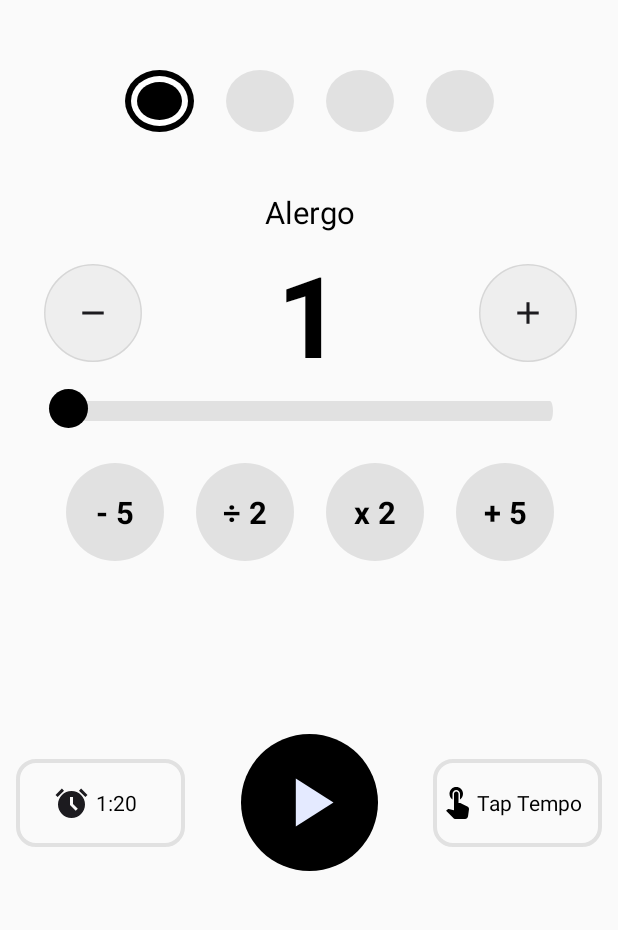
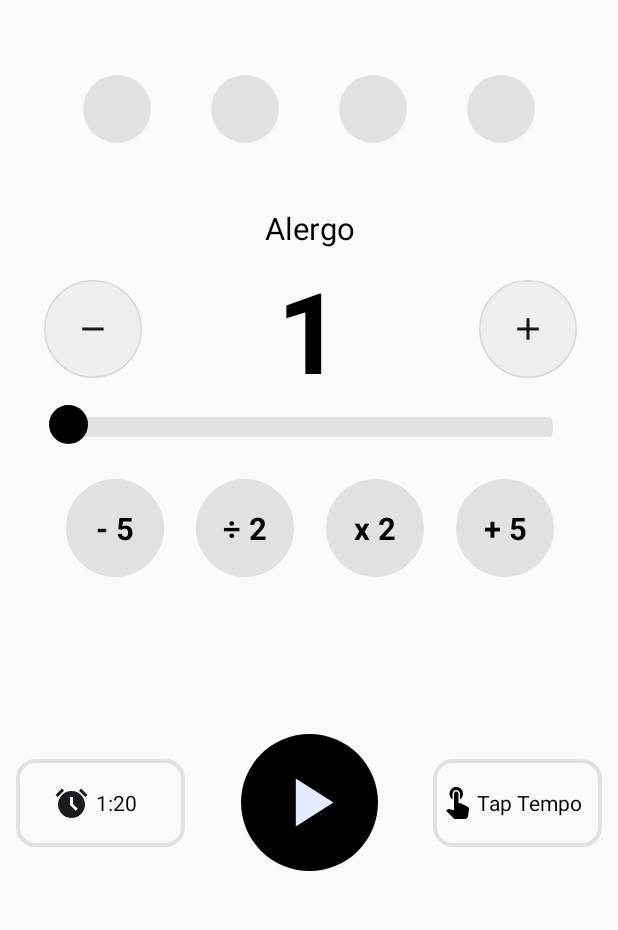
Before and after one commit to zohaib1313/beatMate, an Android app: the HomeFragment screen opened through its navigation route, on a phone screen of 412 x 824 dp, the part 73-1003 px from its top. Run offline under Robolectric (Android 15) with nearby library versions, the phone set to English and light mode, and no system bars; our stand-ins replace data binding, navigation-ui, sdp/ssp sizes; Roboto replaces fonts that are not available here; 3 statements that could not run were skipped.

Commit message:
setting up beats

```diff
--- a/app/src/main/java/com/bigbird/metronomeapp/services/MetronomeService.kt
+++ b/app/src/main/java/com/bigbird/metronomeapp/services/MetronomeService.kt
@@ -166,7 +166,7 @@ class MetronomeService : Service() {
         }
     }
 
-    private fun pause() {
+     fun pause() {
         if (isPlaying) {
             tickJob?.cancel()
             stopForeground(true)
--- /dev/null
+++ b/app/src/main/java/com/bigbird/metronomeapp/views/BeatsView.kt
@@ -0,0 +1,103 @@
+package com.bigbird.metronomeapp.views
+
+import android.content.Context
+import android.graphics.drawable.Drawable
+import android.util.AttributeSet
+import android.util.Log
+import android.view.Gravity
+import android.widget.ImageView
+import android.widget.LinearLayout
+import androidx.core.content.ContextCompat
+import com.bigbird.metronomeapp.R
+
+const val MAX_BEAT = 4
+
+/**
+ * Displays the beats and active beat dynamically
+ */
+class BeatsView @JvmOverloads constructor(
+    context: Context, attrs: AttributeSet? = null, defStyleAttr: Int = 0
+) : LinearLayout(context, attrs, defStyleAttr) {
+
+    private var beatsPerMeasure = 4
+        set(beats) {
+            field = beats
+            resetBeats(true)
+        }
+    private var isEmphasis = true
+        set(isEmphasis) {
+            field = isEmphasis
+            resetBeats(false)
+        }
+    private var highlightedBeat = -1
+    private val firstEmptyCircle =
+        ContextCompat.getDrawable(context, R.drawable.rounded_holo)
+    private val firstFullCircle =
+        ContextCompat.getDrawable(context, R.drawable.rounded_button_selected)
+    private val firstEmptyCircleNoEmphasis =
+        ContextCompat.getDrawable(context, R.drawable.rounded_holo)
+    private val firstFullCircleNoEmphasis =
+        ContextCompat.getDrawable(context, R.drawable.rounded_holo)
+    private val offCircle =
+        ContextCompat.getDrawable(context, R.drawable.rounded_holo)
+    private val emptyCircle = ContextCompat.getDrawable(context, R.drawable.rounded_holo)
+    private val fullCircle = ContextCompat.getDrawable(context, R.drawable.rounded_button_selected)
+    private val marginParams = LayoutParams(LayoutParams.WRAP_CONTENT, LayoutParams.WRAP_CONTENT)
+
+    init {
+        orientation = HORIZONTAL
+        gravity = Gravity.CENTER
+        marginParams.setMargins(30, 5, 30, 5)
+        createBeats()
+    }
+
+    private fun createBeats() {
+        for (i in 0 until MAX_BEAT) {
+            val imageView = ImageView(context)
+            val drawable = getCircleDrawable(i, false)
+            imageView.setImageDrawable(drawable)
+            imageView.layoutParams = marginParams
+            addView(imageView)
+        }
+    }
+
+    fun nextBeat() {
+        if (highlightedBeat != -1) {
+            val prevBeat = getChildAt(highlightedBeat) as ImageView
+            val pervBeatIndex = highlightedBeat
+            if (highlightedBeat == beatsPerMeasure - 1)
+                highlightedBeat = 0
+            else
+                highlightedBeat++
+            val currentBeat = getChildAt(highlightedBeat) as ImageView
+            prevBeat.setImageDrawable(getCircleDrawable(pervBeatIndex, false))
+            currentBeat.setImageDrawable(getCircleDrawable(highlightedBeat, true))
+        } else {
+            highlightedBeat++
+            val currentBeat = getChildAt(highlightedBeat) as ImageView
+            currentBeat.setImageDrawable(getCircleDrawable(highlightedBeat, true))
+        }
+    }
+
+    private fun getCircleDrawable(beatIndex: Int, isFull: Boolean): Drawable? {
+        Log.d("BEATS", "i: $beatIndex, full: $isFull")
+        return when (beatIndex) {
+            0 -> when (isEmphasis) {
+                true -> if (isFull) firstFullCircle else firstEmptyCircle
+                false -> if (isFull) firstFullCircleNoEmphasis else firstEmptyCircleNoEmphasis
+            }
+            in 1 until beatsPerMeasure -> if (isFull) fullCircle else emptyCircle
+            else -> offCircle
+        }
+    }
+
+    /**
+     * Resets the beats view
+     * @param resetHighlightedBeat - indicates if the highlighted beat should be reset to zero
+     */
+    fun resetBeats(resetHighlightedBeat: Boolean) {
+        if (resetHighlightedBeat) highlightedBeat = -1
+        removeAllViews()
+        createBeats()
+    }
+}
--- a/app/src/main/res/layout/fragment_home.xml
+++ b/app/src/main/res/layout/fragment_home.xml
@@ -71,7 +71,15 @@
                 app:layout_constraintStart_toStartOf="parent"
                 app:layout_constraintTop_toBottomOf="@+id/linearLayout2">
 
-                <ImageView
+                <view
+                    android:id="@+id/beatsView"
+                    class="com.bigbird.metronomeapp.views.BeatsView"
+                    android:layout_width="wrap_content"
+                    android:layout_height="wrap_content"
+
+                  />
+
+          <!--      <ImageView
                     android:id="@+id/radioBtn1"
 
                     android:layout_width="0dp"
@@ -88,7 +96,6 @@
                     android:layout_weight="1"
                     android:background="@drawable/rounded_holo" />
 
-
                 <ImageView
                     android:id="@+id/radioBtn3"
                     android:layout_width="0dp"
@@ -97,7 +104,6 @@
                     android:layout_weight="1"
                     android:background="@drawable/rounded_holo" />
 
-
                 <ImageView
                     android:id="@+id/radioBtn4"
 
@@ -105,7 +111,7 @@
                     android:layout_height="@dimen/_32sdp"
                     android:layout_marginHorizontal="@dimen/_8sdp"
                     android:layout_weight="1"
-                    android:background="@drawable/rounded_holo" />
+                    android:background="@drawable/rounded_holo" />-->
 
 
             </LinearLayout>
@@ -165,7 +171,7 @@
                 app:layout_constraintGuide_percent="0.7" />
 
             <TextView
-                android:id="@+id/textView4"
+                android:id="@+id/tvTempoValue"
                 style="@style/bold_text_style"
                 android:layout_width="wrap_content"
                 android:layout_height="wrap_content"
@@ -189,7 +195,7 @@
                 android:thumb="@drawable/custom_thumb"
                 app:layout_constraintEnd_toEndOf="@+id/ivAddTempoValue"
                 app:layout_constraintStart_toStartOf="@+id/ivRemoveTempoValue"
-                app:layout_constraintTop_toBottomOf="@+id/textView4" />
+                app:layout_constraintTop_toBottomOf="@+id/tvTempoValue" />
 
 
             <LinearLayout
```
Also changed, not shown: app/src/main/java/com/bigbird/metronomeapp/fragments/HomeFragment.kt (+60 -56 lines).
